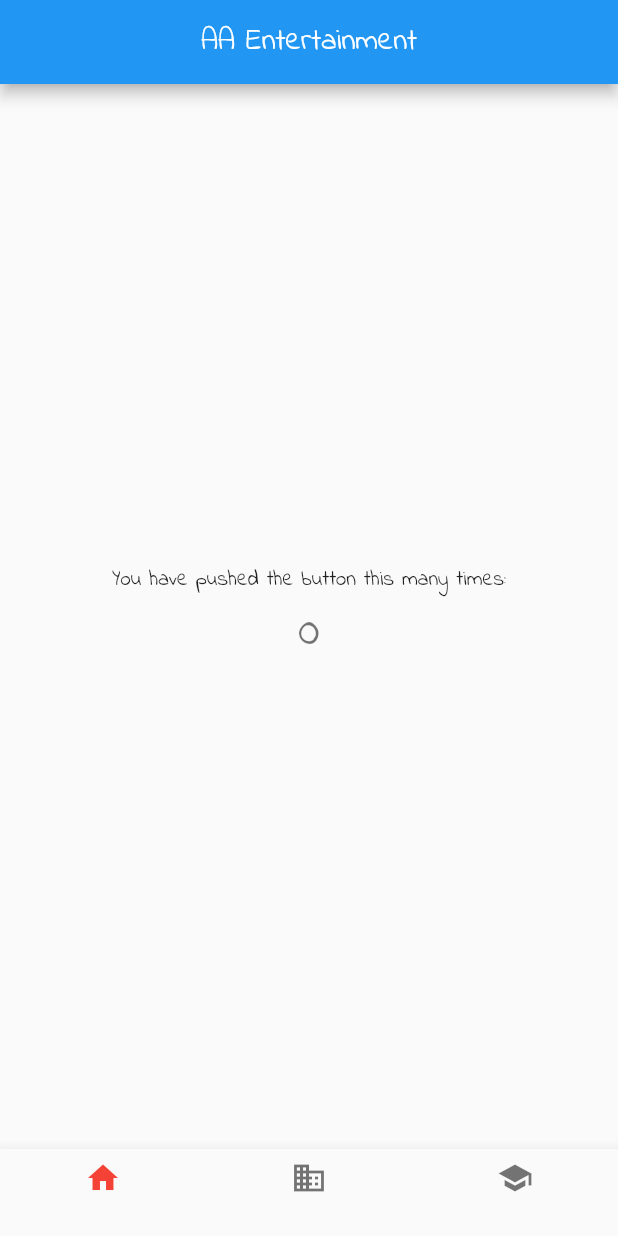
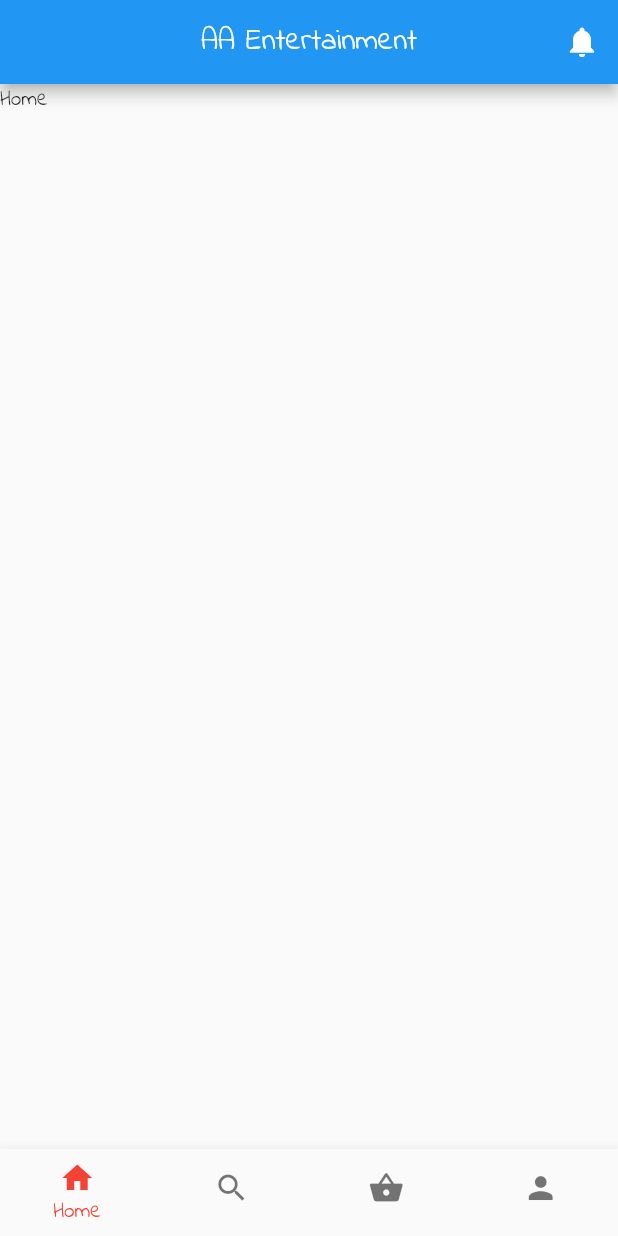
Before and after one commit to wambuguedison/aa-entertainment-app, a Flutter app: the screen it shows after launch, after a tap on "Get Started", on a phone screen of 412 x 824 dp. Run offline on Flutter 3.47's test engine with Material 2 defaults, Android fonts, the phone set to English and light mode, and no system bars.

Commit message:
Add different pages

```diff
--- a/lib/main.dart
+++ b/lib/main.dart
@@ -1,5 +1,9 @@
 import 'package:flutter/material.dart';
 import 'package:aa/onboarding.dart';
+import 'package:aa/cart.dart';
+import 'package:aa/discover.dart';
+import 'package:aa/user.dart';
+import 'package:aa/notifications.dart';
 
 void main() {
   runApp(MyApp());
@@ -12,13 +16,12 @@ class MyApp extends StatelessWidget {
     return MaterialApp(
         title: 'AA Entertainment',
         theme: ThemeData(primarySwatch: Colors.blue, fontFamily: 'IndieFlower'),
-      home: MyHomePage(title: 'AA Entertainment'),
         initialRoute: '/onboarding',
         routes: <String, WidgetBuilder>{
           '/onboarding': (BuildContext context) => new Onboarding(),
           '/home': (BuildContext context) => new MyHomePage(),
-      }
-    );
+          '/notifications': (BuildContext context) => new NotificationsPage(),
+        });
   }
 }
 
@@ -33,7 +36,13 @@ class MyHomePage extends StatefulWidget {
 
 class _MyHomePageState extends State<MyHomePage> {
   int _selectedIndex = 0;
-  int _counter = 0;
+
+  List<Widget> _widgetOptions = <Widget>[
+    Text("Home"),
+    DiscoverPage(),
+    CartPage(),
+    UserPage(),
+  ];
 
   void _onItemTapped(int index) {
     setState(() {
@@ -47,35 +56,39 @@ class _MyHomePageState extends State<MyHomePage> {
         appBar: AppBar(
           title: Text("AA Entertainment"),
           centerTitle: true,
-          leading: Text("")
+          actions: <Widget>[
+            IconButton(
+              icon: Icon(
+                Icons.notifications,
+                color: Colors.white,
               ),
-        body: Center(
-          child: Column(
-            mainAxisAlignment: MainAxisAlignment.center,
-            children: <Widget>[
-              Text(
-                'You have pushed the button this many times:',
-              ),
-              Text(
-                '$_counter',
-                style: Theme.of(context).textTheme.headline4,
-              ),
+              onPressed: () {
+                Navigator.pushNamed(context, '/notifications');
+              },
+            )
           ],
         ),
-        ),
+        body: _widgetOptions.elementAt(_selectedIndex),
         bottomNavigationBar: BottomNavigationBar(
+          showSelectedLabels: true, // <-- HERE
+          showUnselectedLabels: false,
+          type: BottomNavigationBarType.fixed,
           items: const <BottomNavigationBarItem>[
             BottomNavigationBarItem(
               icon: Icon(Icons.home),
-              label: '',
+              label: 'Home',
             ),
             BottomNavigationBarItem(
-              icon: Icon(Icons.business),
-              label: '',
+              icon: Icon(Icons.search),
+              label: 'Discover',
             ),
             BottomNavigationBarItem(
-              icon: Icon(Icons.school),
-              label: '',
+              icon: Icon(Icons.shopping_basket),
+              label: 'Cart',
+            ),
+            BottomNavigationBarItem(
+              icon: Icon(Icons.person),
+              label: 'You',
             ),
           ],
           currentIndex: _selectedIndex,
```
Lines whose indentation alone changed are shown as unchanged.
